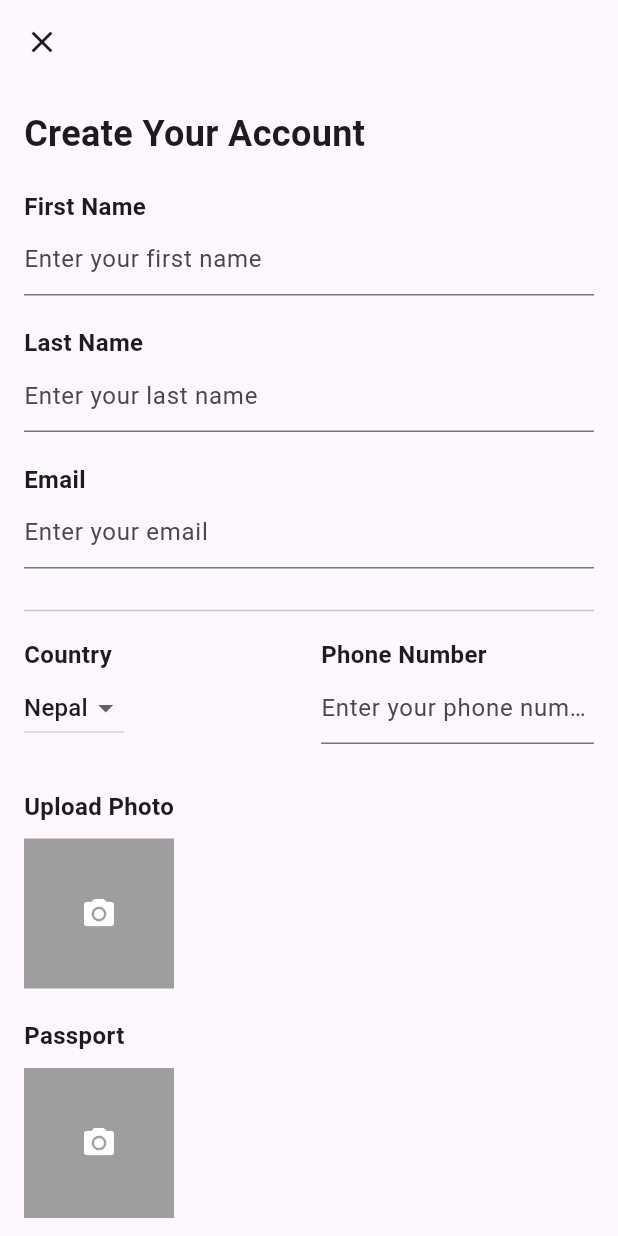
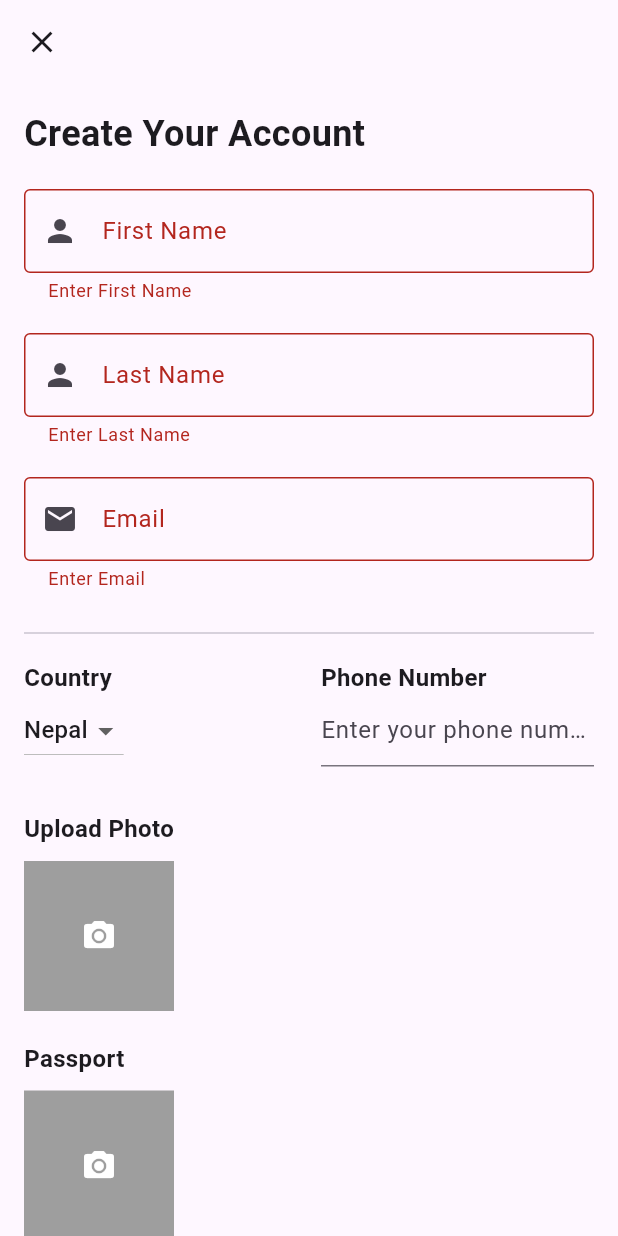
Before and after one commit to sujan-ss/CrimeReportingAndCommunitySafety-SurakshaSathi-, a Flutter app: the SignUpPage screen opened directly, on a phone screen of 412 x 824 dp. Run offline on Flutter 3.47's test engine with Material 3 defaults, Android fonts, the phone set to English and light mode, and no system bars; our stand-ins replace image_picker.

Commit message:
Error in the SignUp page, Showing the validation text without user input and Validation needs to be completed

```diff
--- a/lib/Login Signup Page/signup.dart
+++ b/lib/Login Signup Page/signup.dart
@@ -6,11 +6,18 @@ import 'package:image_picker/image_picker.dart';
 import 'package:suraksha_saathi/Login%20Signup%20Page/login_signin_screen.dart';
 import 'package:suraksha_saathi/Login%20Signup%20Page/signup_email_screen.dart';
 
-class SignUpPage extends StatelessWidget {
-  const SignUpPage({super.key});
+class SignUpPage extends StatefulWidget {
+  const SignUpPage({Key? key}) : super(key: key);
 
   @override
-  Widget build(BuildContext context) {
+  State<SignUpPage> createState() => _SignUpPage();
+}
+
+class _SignUpPage extends State<SignUpPage> {
+  final GlobalKey<FormState> _formKey = GlobalKey<FormState>();
+  final TextEditingController fNameController = TextEditingController();
+  final TextEditingController lNameController = TextEditingController();
+  final TextEditingController emailController = TextEditingController();
   File? _photoImage;
   File? _passportImage;
 
@@ -28,6 +35,8 @@ class SignUpPage extends StatelessWidget {
     }
   }
 
+  @override
+  Widget build(BuildContext context) {
     return Scaffold(
       appBar: AppBar(
         leading: IconButton(
@@ -43,6 +52,10 @@ class SignUpPage extends StatelessWidget {
       body: SingleChildScrollView(
         child: Padding(
           padding: const EdgeInsets.all(16.0),
+          child: Form(
+            key: _formKey,
+            autovalidateMode:
+                AutovalidateMode.always, // Set autovalidateMode to always
             child: Column(
               crossAxisAlignment: CrossAxisAlignment.start,
               children: [
@@ -54,46 +67,62 @@ class SignUpPage extends StatelessWidget {
                   ),
                 ),
                 SizedBox(height: 20),
-              Text(
-                'First Name',
-                style: TextStyle(
-                  fontSize: 16,
-                  fontWeight: FontWeight.bold,
+                TextFormField(
+                  keyboardType: TextInputType.text,
+                  controller: fNameController,
+                  decoration: InputDecoration(
+                    labelText: "First Name",
+                    border: OutlineInputBorder(),
+                    prefixIcon: Icon(Icons.person),
                   ),
-              ),
-              TextFormField(
-                // Add your logic for handling first name input
-                decoration: InputDecoration(
-                  hintText: 'Enter your first name',
-                ),
+                  validator: (value) {
+                    if (value!.isEmpty) {
+                      return "Enter First Name";
+                    } else if (fNameController.text == lNameController.text) {
+                      return 'First name and last name cannot be the same.';
+                    }
+                    return null;
+                  },
                 ),
                 SizedBox(height: 20),
-              Text(
-                'Last Name',
-                style: TextStyle(
-                  fontSize: 16,
-                  fontWeight: FontWeight.bold,
+                TextFormField(
+                  keyboardType: TextInputType.text,
+                  controller: lNameController,
+                  decoration: InputDecoration(
+                    labelText: "Last Name",
+                    border: OutlineInputBorder(),
+                    prefixIcon: Icon(Icons.person),
                   ),
-              ),
-              TextFormField(
-                // Add your logic for handling last name input
-                decoration: InputDecoration(
-                  hintText: 'Enter your last name',
-                ),
+                  validator: (value) {
+                    if (value!.isEmpty) {
+                      return "Enter Last Name";
+                    } else if (fNameController.text == lNameController.text) {
+                      return 'First name and last name cannot be the same.';
+                    }
+                    return null;
+                  },
                 ),
                 SizedBox(height: 20),
-              Text(
-                'Email',
-                style: TextStyle(
-                  fontSize: 16,
-                  fontWeight: FontWeight.bold,
+                TextFormField(
+                  keyboardType: TextInputType.emailAddress,
+                  controller: emailController,
+                  decoration: InputDecoration(
+                    labelText: "Email",
+                    border: OutlineInputBorder(),
+                    prefixIcon: Icon(Icons.email),
                   ),
-              ),
-              TextFormField(
-                // Add your logic for handling email input
-                decoration: InputDecoration(
-                  hintText: 'Enter your email',
-                ),
+                  validator: (value) {
+                    bool emailValid = RegExp(
+                            r"^[a-zA-Z0-9.a-zA-Z0-9.!#$%&'*+/=?^_`{|}~]+@[a-zA-Z0-9+\.[a-zA-Z]+")
+                        .hasMatch(value!);
+
+                    if (value.isEmpty) {
+                      return "Enter Email";
+                    } else if (!emailValid) {
+                      return "Enter Valid Email";
+                    }
+                    return null;
+                  },
                 ),
                 SizedBox(height: 20),
                 Divider(),
@@ -115,7 +144,9 @@ class SignUpPage extends StatelessWidget {
                             DropdownButton<String>(
                               items: [
                                 DropdownMenuItem(
-                                  value: '+977', child: Text('Nepal')),
+                                  value: '+977',
+                                  child: Text('Nepal'),
+                                ),
                               ],
                               onChanged: (value) {
                                 // Handle country selection
@@ -235,13 +266,16 @@ class SignUpPage extends StatelessWidget {
                 SizedBox(height: 20),
                 ElevatedButton(
                   onPressed: () {
-                  // Handle create new account button press
+                    // Validate the form
+                    if (_formKey.currentState?.validate() ?? false) {
+                      // Proceed if validation succeeds
                       print('SignUp pressed');
                       Navigator.pushReplacement(
                         context,
                         MaterialPageRoute(
                             builder: (context) => SignUpEmailScreen()),
                       );
+                    }
                   },
                   style: ElevatedButton.styleFrom(
                     shape: RoundedRectangleBorder(
@@ -258,6 +292,7 @@ class SignUpPage extends StatelessWidget {
             ),
           ),
         ),
+      ),
     );
   }
 }
```
Lines whose indentation alone changed are shown as unchanged.
